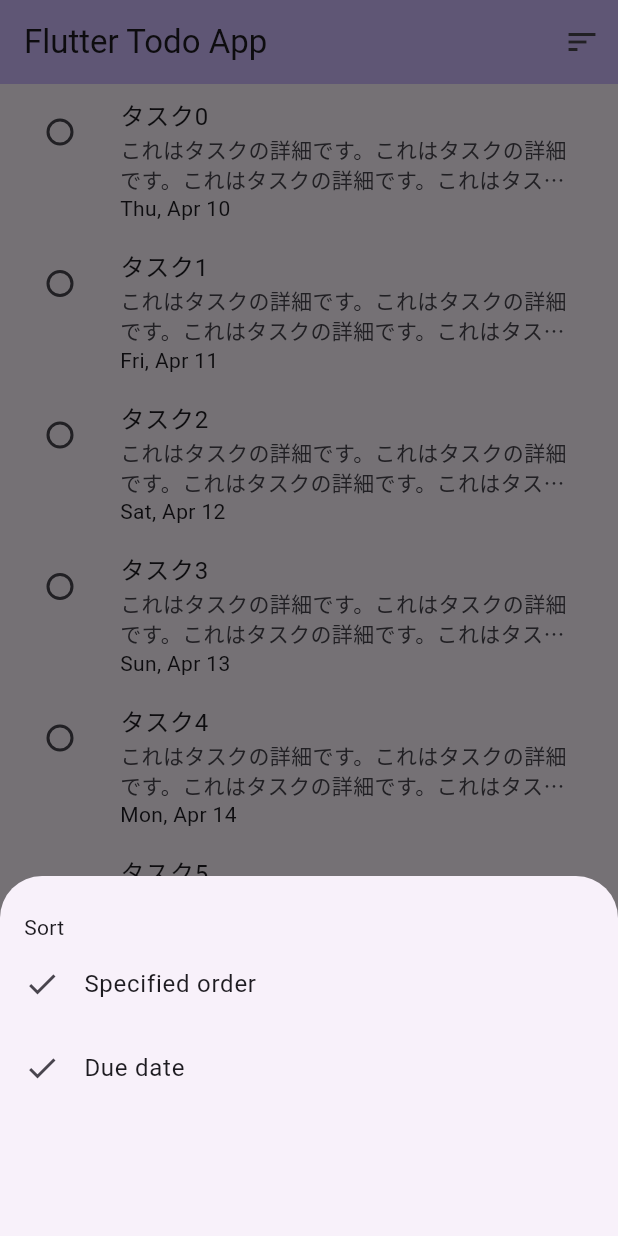
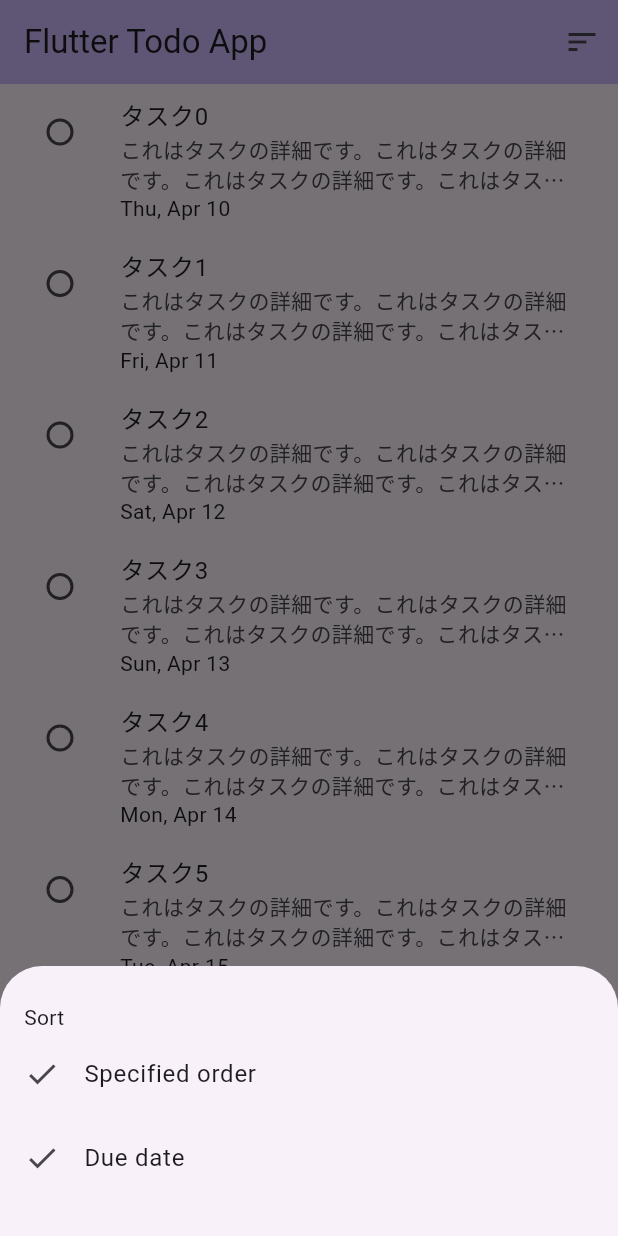
Before and after one commit to abe-tk/flutter-todo-app, a Flutter app: the screen it shows after launch, after a tap on the "sort" icon, on a phone screen of 412 x 824 dp. Run offline on Flutter 3.47's test engine with Material 3 defaults, Android fonts, the phone set to English and light mode, and no system bars; our stand-ins replace firebase_core, flutter_hooks, freezed_annotation, gap, go_router, hooks_riverpod and 1 more; accounts and stored records are empty; generated files the repository leaves out were written again.

Commit message:
タスクソートのボトムシートを切り出し

```diff
--- a/lib/presentation/page/todo/todo_list_page.dart
+++ b/lib/presentation/page/todo/todo_list_page.dart
@@ -5,6 +5,7 @@ import '../../../feature/todo/domain/entity/todo_entity.dart';
 import '../../../l10n/l10n.dart';
 import 'widget/todo_add_bottom_sheet.dart';
 import 'widget/todo_list_item.dart';
+import 'widget/todo_sort_botttom_sheet.dart';
 
 class TodoListPage extends StatelessWidget {
   const TodoListPage({super.key});
@@ -30,48 +31,13 @@ class TodoListPage extends StatelessWidget {
       );
     });
 
-    Future<void> showSortBottomSheet() async {
-      await showModalBottomSheet<void>(
-        context: context,
-        builder: (context) {
-          return SizedBox(
-            height: 240,
-            child: Column(
-              crossAxisAlignment: CrossAxisAlignment.start,
-              children: [
-                const Gap(24),
-                Padding(
-                  padding: const EdgeInsets.only(left: 16),
-                  child: Text(l10n.sortButtomSheetTitle),
-                ),
-                ListTile(
-                  leading: const Icon(Icons.check),
-                  title: Text(l10n.sortButtomSheetItemSpecifiedOorder),
-                  onTap: () {
-                    // TODO(takuro): ソート処理
-                  },
-                ),
-                ListTile(
-                  leading: const Icon(Icons.check),
-                  title: Text(l10n.sortButtomSheetItemDueDate),
-                  onTap: () {
-                    // TODO(takuro): ソート処理
-                  },
-                ),
-              ],
-            ),
-          );
-        },
-      );
-    }
-
     return Scaffold(
       appBar: AppBar(
         title: Text(l10n.todoListPageAppBarTitle),
         actions: [
           IconButton(
             icon: const Icon(Icons.sort),
-            onPressed: showSortBottomSheet,
+            onPressed: () => TodoSortBottomSheet.show(context: context),
           ),
         ],
       ),
--- /dev/null
+++ b/lib/presentation/page/todo/widget/todo_sort_botttom_sheet.dart
@@ -0,0 +1,50 @@
+import 'package:flutter/material.dart';
+import 'package:gap/gap.dart';
+import 'package:hooks_riverpod/hooks_riverpod.dart';
+
+import '../../../../l10n/l10n.dart';
+
+class TodoSortBottomSheet extends HookConsumerWidget {
+  const TodoSortBottomSheet._();
+
+  static Future<void> show({required BuildContext context}) async {
+    await showModalBottomSheet<void>(
+      context: context,
+      isScrollControlled: true,
+      builder: (_) => const TodoSortBottomSheet._(),
+    );
+  }
+
+  @override
+  Widget build(BuildContext context, WidgetRef ref) {
+    final l10n = L10n.of(context);
+    return SafeArea(
+      child: Column(
+        mainAxisSize: MainAxisSize.min,
+        crossAxisAlignment: CrossAxisAlignment.start,
+        children: [
+          const Gap(24),
+          Padding(
+            padding: const EdgeInsets.only(left: 16),
+            child: Text(l10n.sortButtomSheetTitle),
+          ),
+          ListTile(
+            leading: const Icon(Icons.check),
+            title: Text(l10n.sortButtomSheetItemSpecifiedOorder),
+            onTap: () {
+              // TODO(takuro): ソート処理
+            },
+          ),
+          ListTile(
+            leading: const Icon(Icons.check),
+            title: Text(l10n.sortButtomSheetItemDueDate),
+            onTap: () {
+              // TODO(takuro): ソート処理
+            },
+          ),
+          const Gap(24),
+        ],
+      ),
+    );
+  }
+}
```
